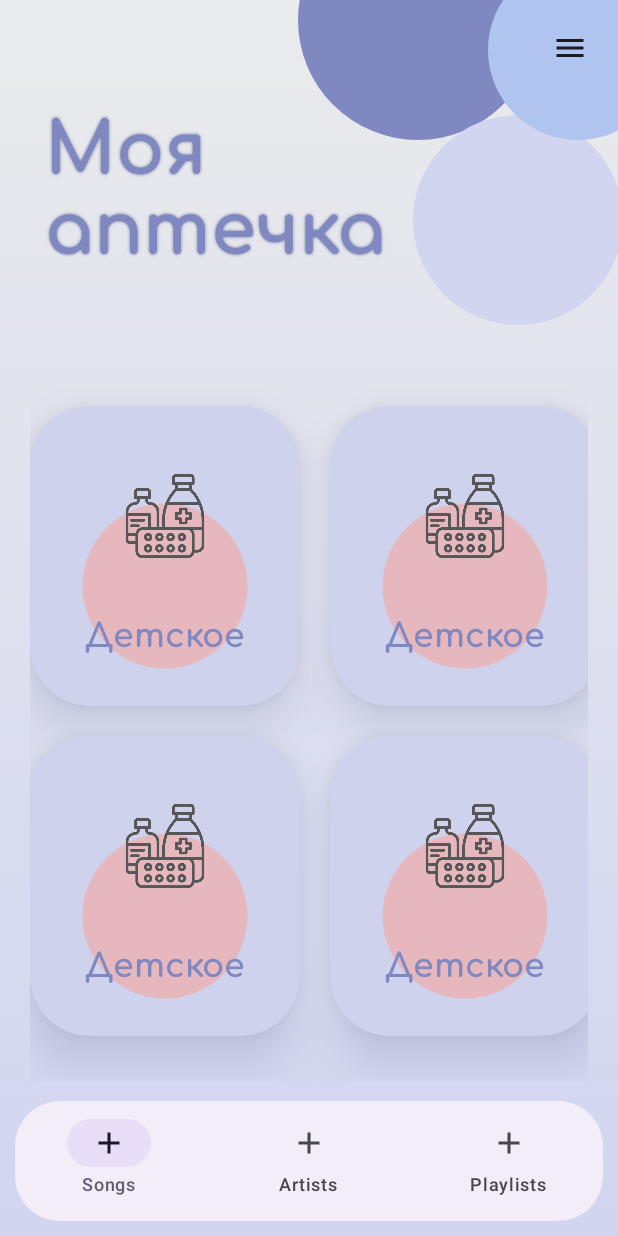
After one commit to pXenia/HomeMedicalKit, an Android app built with Jetpack Compose: the @Preview function KitsScreen, on a phone screen of 412 x 824 dp. The commit adds this screen. Run offline under Robolectric (Android 15) with nearby library versions, the phone set to English and light mode, and no system bars.

Commit message:
Add KitsScreen

```diff
--- a/app/build.gradle.kts
+++ b/app/build.gradle.kts
@@ -84,7 +84,7 @@ dependencies {
     implementation ("androidx.navigation:navigation-compose:2.7.7")
     implementation ("androidx.compose.material:material-icons-extended:1.6.4")
     implementation ("androidx.hilt:hilt-navigation-compose:1.2.0")
-
+    implementation ("androidx.compose.material3:material3:1.2.1")
     implementation("io.coil-kt:coil-compose:2.4.0")
 
 }
--- a/app/src/main/java/com/example/homemedicalkit/ViewModel/AddEditMedicineViewModel.kt
+++ b/app/src/main/java/com/example/homemedicalkit/ViewModel/AddEditMedicineViewModel.kt
@@ -12,7 +12,6 @@ import dagger.hilt.android.lifecycle.HiltViewModel
 import kotlinx.coroutines.flow.MutableSharedFlow
 import kotlinx.coroutines.flow.asSharedFlow
 import kotlinx.coroutines.launch
-import java.io.File
 import javax.inject.Inject
 
 @HiltViewModel
@@ -117,7 +116,6 @@ class AddEditMedicineViewModel @Inject constructor(
                 _medicineFew.value = !medicineFew.value
             }
             is AddEditMedicineEvent.EnteredImage -> {
-                File(_medicineImage.value.imageUri).delete()
                 _medicineImage.value = medicineImage.value.copy(
                     imageUri = event.value
                 )
--- /dev/null
+++ b/app/src/main/java/com/example/homemedicalkit/ui/KitsScreen.kt
@@ -0,0 +1,196 @@
+package com.example.homemedicalkit.ui
+
+
+import android.annotation.SuppressLint
+import androidx.compose.foundation.Canvas
+import androidx.compose.foundation.Image
+import androidx.compose.foundation.background
+import androidx.compose.foundation.layout.Arrangement
+import androidx.compose.foundation.layout.Column
+import androidx.compose.foundation.layout.Spacer
+import androidx.compose.foundation.layout.fillMaxSize
+import androidx.compose.foundation.layout.height
+import androidx.compose.foundation.layout.padding
+import androidx.compose.foundation.layout.width
+import androidx.compose.foundation.lazy.grid.GridCells
+import androidx.compose.foundation.lazy.grid.LazyHorizontalGrid
+import androidx.compose.foundation.shape.RoundedCornerShape
+import androidx.compose.material.icons.Icons
+import androidx.compose.material.icons.filled.Add
+import androidx.compose.material.icons.filled.Menu
+import androidx.compose.material3.Card
+import androidx.compose.material3.CardDefaults
+import androidx.compose.material3.Icon
+import androidx.compose.material3.IconButton
+import androidx.compose.material3.NavigationBar
+import androidx.compose.material3.NavigationBarItem
+import androidx.compose.material3.Scaffold
+import androidx.compose.material3.Text
+import androidx.compose.runtime.Composable
+import androidx.compose.runtime.mutableIntStateOf
+import androidx.compose.runtime.remember
+import androidx.compose.ui.Alignment
+import androidx.compose.ui.Modifier
+import androidx.compose.ui.draw.clip
+import androidx.compose.ui.draw.shadow
+import androidx.compose.ui.graphics.Brush
+import androidx.compose.ui.graphics.ImageBitmap
+import androidx.compose.ui.graphics.Shadow
+import androidx.compose.ui.graphics.drawscope.translate
+import androidx.compose.ui.res.imageResource
+import androidx.compose.ui.text.TextStyle
+import androidx.compose.ui.text.font.FontWeight
+import androidx.compose.ui.text.style.TextAlign
+import androidx.compose.ui.tooling.preview.Preview
+import androidx.compose.ui.unit.dp
+import androidx.compose.ui.unit.sp
+import com.example.homemedicalkit.R
+import com.example.homemedicalkit.ui.theme.BlueAFC5F0
+import com.example.homemedicalkit.ui.theme.Comfortaa
+import com.example.homemedicalkit.ui.theme.DarkLavender626997
+import com.example.homemedicalkit.ui.theme.DarkLavender7F88C0
+import com.example.homemedicalkit.ui.theme.LavenderC4C9F0
+import com.example.homemedicalkit.ui.theme.LavenderD1D5F0
+import com.example.homemedicalkit.ui.theme.Red80
+import com.example.homemedicalkit.ui.theme.WhiteEAEBEC
+
+@Preview
+@SuppressLint("UnusedMaterial3ScaffoldPaddingParameter")
+@Composable
+fun KitsScreen(){
+    Scaffold(
+        bottomBar = { NavigationBarSample() },
+        content = {
+            Column(
+                modifier = Modifier
+                    .fillMaxSize()
+                    .background(
+                        Brush.verticalGradient(
+                            listOf(WhiteEAEBEC, LavenderD1D5F0)
+                        )
+                    )
+            ){
+                Canvas(modifier = Modifier.align(Alignment.End)) {
+                    translate(left = -200f, top = 20f) {
+                        drawCircle(DarkLavender7F88C0, radius = 80.dp.toPx())}
+                    translate(left = -100f, top = 220f) {
+                        drawCircle(LavenderD1D5F0, radius = 70.dp.toPx())}
+                    translate(left = -40f, top =50f) {
+                        drawCircle(BlueAFC5F0, radius = 60.dp.toPx())
+                    }
+                }
+                IconButton(
+                    modifier = Modifier
+                        .align(Alignment.End)
+                        .padding(8.dp),
+                    onClick = {}) {
+                    Icon(
+                        imageVector = Icons.Filled.Menu,
+                        contentDescription = "Add"
+                    )
+                }
+                Text(
+                    modifier = Modifier
+                        .padding(start = 30.dp, top = 10.dp )
+                        .width(230.dp),
+                    text = "Моя аптечка",
+                    style = TextStyle(
+                        shadow = Shadow(DarkLavender626997, blurRadius = 2f),
+                        fontFamily = Comfortaa,
+                        fontWeight = FontWeight.Bold,
+                        fontSize = 48.sp,
+                        color = DarkLavender7F88C0
+                    )
+                )
+                Spacer(modifier = Modifier.height(70.dp))
+                LazyHorizontalGrid(
+                    modifier = Modifier.padding(20.dp).height(420.dp),
+                    horizontalArrangement = Arrangement.spacedBy(20.dp),
+                    verticalArrangement = Arrangement.spacedBy(20.dp),
+                    rows = GridCells.Adaptive(160.dp),
+                ) {
+                    items(5) { photo ->
+                        CardKit()
+                    }
+                }
+            }
+        }
+    )
+}
+@Composable
+fun NavigationBarSample() {
+    var selectedItem = remember { mutableIntStateOf(0) }
+    val items = listOf("Songs", "Artists", "Playlists")
+
+    NavigationBar(
+        modifier = Modifier
+            .padding(10.dp)
+            .clip(RoundedCornerShape(30.dp))
+    ) {
+        items.forEachIndexed { index, item ->
+            NavigationBarItem(
+                icon = { Icon(Icons.Filled.Add, "Add") },
+                label = { Text(item) },
+                selected = selectedItem.value == index,
+                onClick = { selectedItem.value = index }
+            )
+        }
+    }
+}
+
+
+@Composable
+fun CardKit(){
+    Card(
+        colors = CardDefaults.cardColors(
+            containerColor = LavenderC4C9F0
+        ),
+        modifier = Modifier
+            .shadow(
+                elevation = 18.dp,
+                spotColor = DarkLavender626997,
+                shape = RoundedCornerShape(40.dp)
+            )
+            .height(200.dp)
+            .width(180.dp)
+            .clip(RoundedCornerShape(40.dp))
+    ) {
+        Column(
+            modifier = Modifier
+                .fillMaxSize()
+                .padding(8.dp)
+        ) {
+            Spacer(modifier = Modifier.height(5.dp))
+            Canvas(modifier = Modifier.align(Alignment.CenterHorizontally)) {
+                translate(left = 0f, top = 160f) {
+                    drawCircle(Red80, radius = 55.dp.toPx())
+                }
+            }
+            Image(
+                bitmap = ImageBitmap.imageResource( R.drawable.drugs),
+                contentDescription = "",
+                modifier = Modifier
+                    .align(Alignment.CenterHorizontally)
+                    .padding(30.dp)
+                    .width(60.dp)
+            )
+            Spacer(modifier = Modifier.height(8.dp))
+            Text(
+                modifier = Modifier
+                    .width(140.dp)
+                    .height(36.dp)
+                    .align(Alignment.CenterHorizontally),
+                text = "Детское",
+                style = TextStyle(
+                    textAlign = TextAlign.Center,
+                    fontFamily = Comfortaa,
+                    fontWeight = FontWeight.ExtraBold,
+                    fontSize = 22.sp,
+                    color = DarkLavender7F88C0
+                )
+            )
+
+        }
+
+    }
+}
--- a/app/src/main/java/com/example/homemedicalkit/ui/theme/Color.kt
+++ b/app/src/main/java/com/example/homemedicalkit/ui/theme/Color.kt
@@ -5,7 +5,7 @@ import androidx.compose.ui.graphics.Color
 val DarkBlue = Color(0xFF3C5278)
 val LightBlue1 = Color(0xFFD0DEF6)
 val LightBlue2 = Color(0xFFE3EAF6)
-val Red80 = Color(0xFFDD9CA4)
+val Red80 = Color(0xFFE6B7BD)
 val Yellow80 = Color(0xFFDDC79C)
 val LightPurple80 = Color(0xFFB19CDD)
 val Green80 = Color(0xFFA1DD9C)
@@ -20,3 +20,10 @@ val Pink80 = Color(0xFFEFB8C8)
 val Purple40 = Color(0xFF6650a4)
 val PurpleGrey40 = Color(0xFF625b71)
 val Pink40 = Color(0xFF7D5260)
+
+val WhiteEAEBEC = Color(0xFFEAEBEC)
+val LavenderD1D5F0 = Color(0xFFD1D5F0)
+val DarkLavender7F88C0 = Color(0xFF7F88C0)
+val DarkLavender626997 = Color(0xFF626997)
+val BlueAFC5F0 = Color(0xFFAFC5F0)
+val LavenderC4C9F0 = Color(0xFFCED2EC)
```
Also changed, not shown: app/src/main/res/drawable/drugs.png (added), app/src/main/res/drawable/icon_card_kit.png (added), app/src/main/res/drawable/kits_screen_back.jpg (added).
